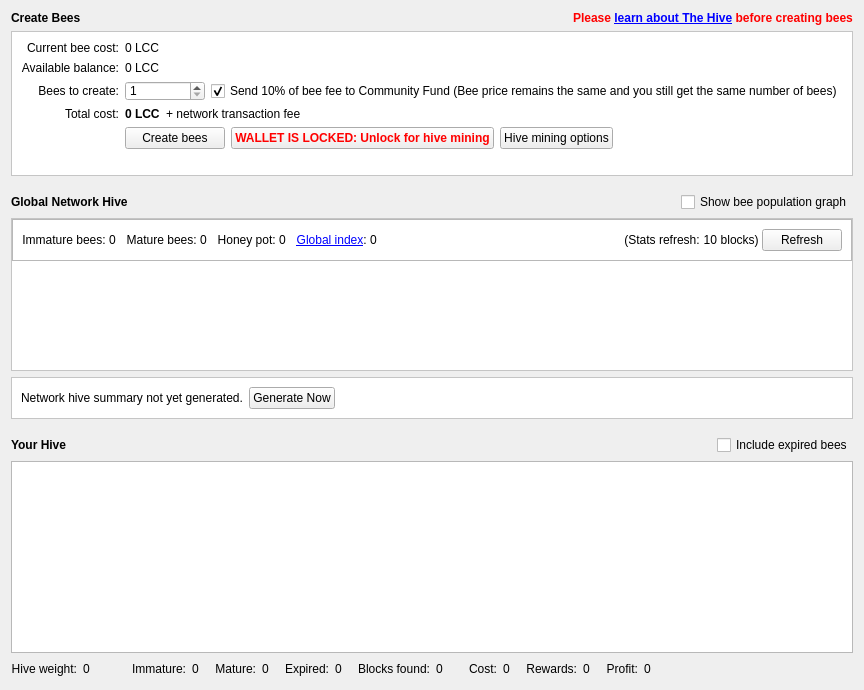
Qt form src/qt/forms/hivedialog.ui (litecoincash-project/litecoincash) before a commit.
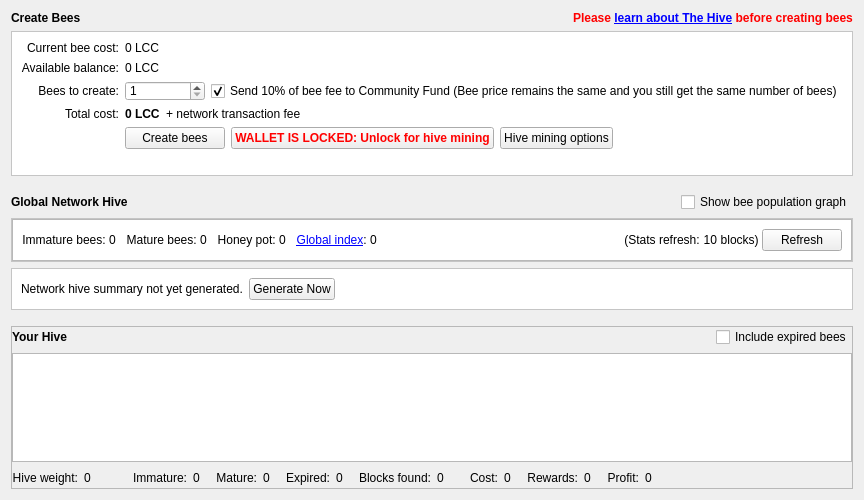
The same form after that commit. Icons and pictures are not drawn. Custom widgets are drawn as their Qt base class.

Commit message: Quality of life fixes: Intermittent startup crash fixed; macos UI issues fixed; ICC profiles fixed; Hive tab layout tweaked to allow smaller wallet size; maxoutboundconnections param added.

Diff of the .ui file:
```diff
--- a/src/qt/forms/hivedialog.ui
+++ b/src/qt/forms/hivedialog.ui
@@ -7,7 +7,7 @@
     <x>0</x>
     <y>0</y>
     <width>824</width>
-    <height>690</height>
+    <height>500</height>
    </rect>
   </property>
   <property name="sizePolicy">
@@ -19,7 +19,7 @@
   <property name="minimumSize">
    <size>
     <width>0</width>
-    <height>690</height>
+    <height>500</height>
    </size>
   </property>
   <property name="styleSheet">
@@ -798,7 +798,7 @@
         <property name="minimumSize">
          <size>
           <width>0</width>
-          <height>100</height>
+          <height>0</height>
          </size>
         </property>
        </widget>
@@ -885,6 +885,27 @@
     </spacer>
    </item>
    <item>
+    <widget class="QFrame" name="walletHiveStatsFrame">
+     <property name="frameShape">
+      <enum>QFrame::StyledPanel</enum>
+     </property>
+     <property name="frameShadow">
+      <enum>QFrame::Raised</enum>
+     </property>
+     <layout class="QVBoxLayout" name="verticalLayout_4">
+      <property name="leftMargin">
+       <number>0</number>
+      </property>
+      <property name="topMargin">
+       <number>0</number>
+      </property>
+      <property name="rightMargin">
+       <number>0</number>
+      </property>
+      <property name="bottomMargin">
+       <number>0</number>
+      </property>
+      <item>
     <layout class="QHBoxLayout" name="yourHiveHeader">
      <item>
       <widget class="QLabel" name="label_8">
@@ -1298,6 +1319,9 @@
       </spacer>
      </item>
     </layout>
+      </item>
+     </layout>
+    </widget>
    </item>
   </layout>
  </widget>
```
Lines whose indentation alone changed are shown as unchanged. The commit also changes 80 other files.
